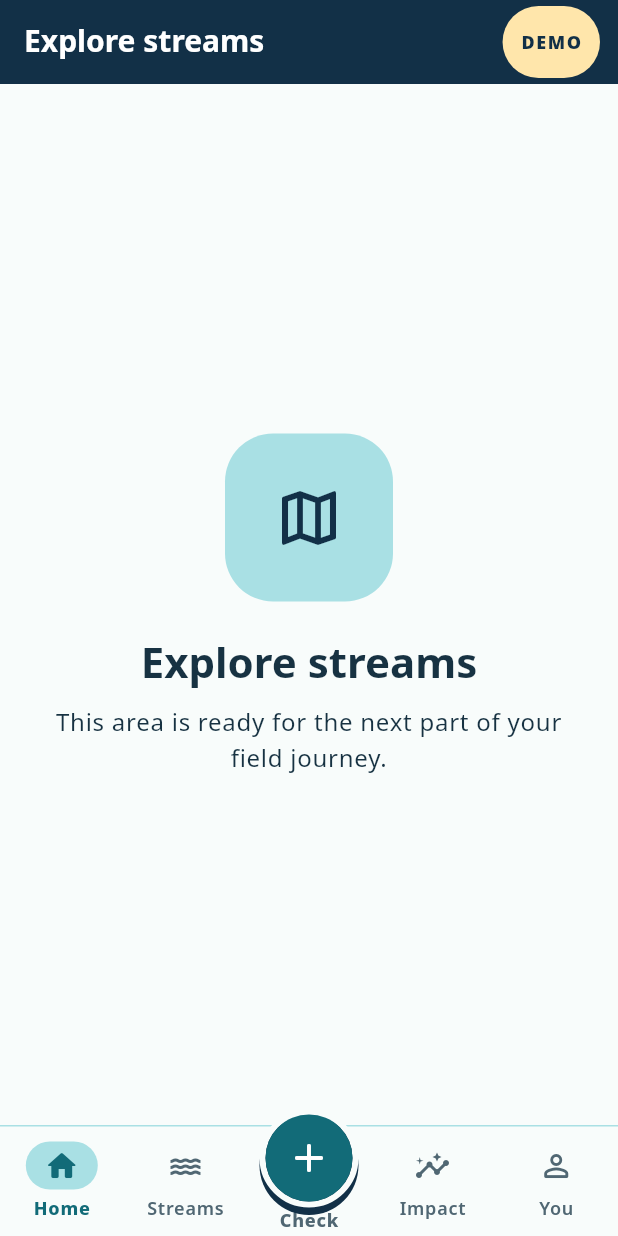
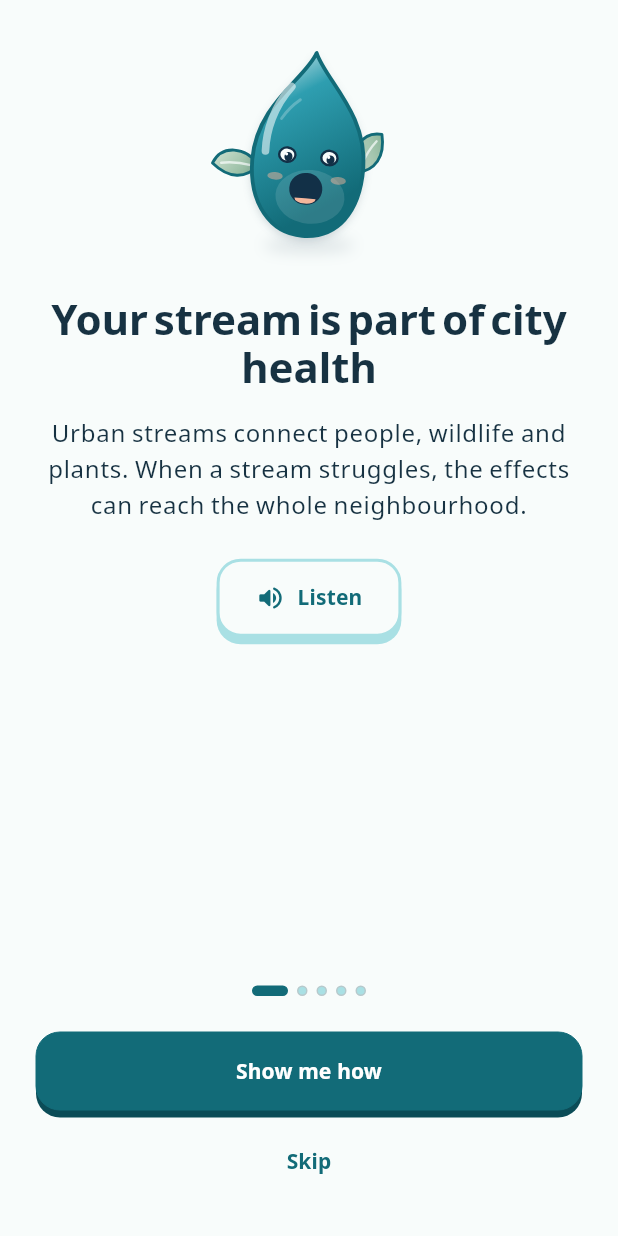
Before and after one commit to MI-TECHDLIN/onehealth-ui, a Flutter app: the screen it shows after launch, on a phone screen of 412 x 824 dp. Run offline on Flutter 3.47's test engine with Material 3 defaults, Android fonts, the light colour scheme and no system bars; our stand-ins replace go_router, google_fonts, just_audio, lottie, shared_preferences; missing offline and left inert: audio_session; generated files the repository leaves out were written again; statements that could not run were skipped.

Commit message:
feat: add five-screen onboarding flow with Ripple narration
Adds the locked onboarding arc (problem, One Health framing, field
check, data journey with a safety reminder, get started) wired through
the router at /onboarding, gated on first launch by a persisted
AppSettingsController flag and replayable from Settings. Get started
hands off to a /sign-in placeholder (oah-auth-data replaces it); Look
around first enters the shell in Demo mode. Copy is grounded in
OneAquaHealth's published One Health mission.

```diff
--- a/lib/app/app_router.dart
+++ b/lib/app/app_router.dart
@@ -5,12 +5,16 @@ import 'package:go_router/go_router.dart';
 import '../core/motion/app_page_transitions.dart';
 import '../core/motion/motion_preferences.dart';
 import '../debug/mascot_gallery_screen.dart';
+import '../features/auth/sign_in_placeholder_screen.dart';
+import '../features/onboarding/onboarding_screen.dart';
 import '../features/settings/settings_screen.dart';
 import '../features/shell/app_shell.dart';
 import '../features/shell/placeholder_screen.dart';
 import '../l10n/generated/app_localizations.dart';
 
 abstract final class AppRoutes {
+  static const String onboarding = '/onboarding';
+  static const String signIn = '/sign-in';
   static const String home = '/home';
   static const String streams = '/streams';
   static const String check = '/check';
@@ -34,6 +38,24 @@ GoRouter createAppRouter({String initialLocation = AppRoutes.home}) => GoRouter(
   ),
   routes: <RouteBase>[
     GoRoute(path: '/', redirect: (_, _) => AppRoutes.home),
+    GoRoute(
+      path: AppRoutes.onboarding,
+      pageBuilder: (context, state) => _page(
+        context: context,
+        state: state,
+        child: OnboardingScreen(
+          isReplay: state.uri.queryParameters['replay'] == 'true',
+        ),
+      ),
+    ),
+    GoRoute(
+      path: AppRoutes.signIn,
+      pageBuilder: (context, state) => _page(
+        context: context,
+        state: state,
+        child: const SignInPlaceholderScreen(),
+      ),
+    ),
     ShellRoute(
       builder: (context, state, child) => AppShell(
         currentPath: state.uri.path,
--- a/lib/core/settings/app_settings_controller.dart
+++ b/lib/core/settings/app_settings_controller.dart
@@ -14,23 +14,55 @@ class AppSettingsController extends ChangeNotifier {
 
   static const String localePreferenceKey = 'settings.locale';
   static const String modePreferenceKey = 'settings.mode';
+  static const String onboardingCompleteKey = 'settings.onboardingComplete';
+  static const String readAloudEnabledKey = 'settings.onboardingReadAloudEnabled';
 
   final AppPreferences _preferences;
 
   Locale _locale = AppLocaleRegistry.english.locale;
   AppMode _mode = AppMode.demo;
+  bool _onboardingComplete = false;
+  bool _readAloudEnabled = true;
 
   Locale get locale => _locale;
   AppMode get mode => _mode;
+
+  /// Whether the five-screen onboarding story has been shown once.
+  bool get onboardingComplete => _onboardingComplete;
+
+  /// The user's remembered on/off preference for onboarding narration.
+  bool get readAloudEnabled => _readAloudEnabled;
 
   Future<void> load() async {
     final values = await Future.wait<String?>(<Future<String?>>[
       _preferences.readString(localePreferenceKey),
       _preferences.readString(modePreferenceKey),
+      _preferences.readString(onboardingCompleteKey),
+      _preferences.readString(readAloudEnabledKey),
     ]);
     _locale = AppLocaleRegistry.fromLanguageCode(values[0]).locale;
     _mode = AppMode.fromStorage(values[1]);
+    _onboardingComplete = values[2] == 'true';
+    _readAloudEnabled = values[3] != 'false';
     notifyListeners();
+  }
+
+  /// Marks onboarding as seen so it is not shown again on launch.
+  Future<void> completeOnboarding() async {
+    if (_onboardingComplete) return;
+    _onboardingComplete = true;
+    notifyListeners();
+    await _preferences.writeString(onboardingCompleteKey, 'true');
+  }
+
+  Future<void> setReadAloudEnabled(bool enabled) async {
+    if (_readAloudEnabled == enabled) return;
+    _readAloudEnabled = enabled;
+    notifyListeners();
+    await _preferences.writeString(
+      readAloudEnabledKey,
+      enabled ? 'true' : 'false',
+    );
   }
 
   Future<void> setLocale(Locale locale) async {
--- /dev/null
+++ b/lib/features/onboarding/onboarding_content.dart
@@ -0,0 +1,97 @@
+import 'package:flutter/foundation.dart';
+
+import '../../core/mascot/ripple_controller.dart';
+import '../../l10n/generated/app_localizations.dart';
+
+/// One of the five onboarding story beats.
+///
+/// [id] names the matching narration asset under
+/// `assets/audio/onboarding/<locale>/<id>.{ogg,json}` -- see
+/// `scripts/narration/README.md` for how those are generated. [gesture] is
+/// the one-shot Ripple action this screen plays once when it becomes active.
+@immutable
+class OnboardingPageData {
+  const OnboardingPageData({
+    required this.id,
+    required this.gesture,
+    required this.headline,
+    required this.body,
+    this.safetyTitle,
+    this.safetyPoints,
+  });
+
+  final String id;
+  final RippleGesture gesture;
+  final String Function(AppLocalizations strings) headline;
+  final String Function(AppLocalizations strings) body;
+
+  /// A calm field-safety reminder shown (and narrated) alongside this
+  /// screen's body text, rendered with `FieldSafetyNotice`. Null for screens
+  /// that don't carry one.
+  final String Function(AppLocalizations strings)? safetyTitle;
+  final List<String Function(AppLocalizations strings)>? safetyPoints;
+}
+
+/// The locked five-screen arc from the approved Ripple Field Guide design
+/// board: problem -> One Health -> field check -> researcher impact ->
+/// start/explore. Copy is grounded in OneAquaHealth's published mission
+/// (urban freshwater ecosystems, One Health, citizen data reaching
+/// researchers, early-warning monitoring) -- see the PR description for the
+/// source links.
+abstract final class OnboardingContent {
+  static const List<OnboardingPageData> pages = <OnboardingPageData>[
+    OnboardingPageData(
+      id: 'problem',
+      gesture: RippleGesture.swimIn,
+      headline: _problemHeadline,
+      body: _problemBody,
+    ),
+    OnboardingPageData(
+      id: 'oneHealth',
+      gesture: RippleGesture.wave,
+      headline: _oneHealthHeadline,
+      body: _oneHealthBody,
+    ),
+    OnboardingPageData(
+      id: 'fieldCheck',
+      gesture: RippleGesture.point,
+      headline: _fieldCheckHeadline,
+      body: _fieldCheckBody,
+    ),
+    OnboardingPageData(
+      id: 'dataJourney',
+      gesture: RippleGesture.nod,
+      headline: _dataJourneyHeadline,
+      body: _dataJourneyBody,
+      safetyTitle: _safetyTitle,
+      safetyPoints: <String Function(AppLocalizations strings)>[
+        _safetyPoint1,
+        _safetyPoint2,
+        _safetyPoint3,
+        _safetyPoint4,
+      ],
+    ),
+    OnboardingPageData(
+      id: 'getStarted',
+      gesture: RippleGesture.jump,
+      headline: _startHeadline,
+      body: _startBody,
+    ),
+  ];
+}
+
+String _problemHeadline(AppLocalizations s) => s.onboardingProblemHeadline;
+String _problemBody(AppLocalizations s) => s.onboardingProblemBody;
+String _oneHealthHeadline(AppLocalizations s) => s.onboardingOneHealthHeadline;
+String _oneHealthBody(AppLocalizations s) => s.onboardingOneHealthBody;
+String _fieldCheckHeadline(AppLocalizations s) => s.onboardingFieldCheckHeadline;
+String _fieldCheckBody(AppLocalizations s) => s.onboardingFieldCheckBody;
+String _dataJourneyHeadline(AppLocalizations s) => s.onboardingDataJourneyHeadline;
+String _dataJourneyBody(AppLocalizations s) => s.onboardingDataJourneyBody;
+String _startHeadline(AppLocalizations s) => s.onboardingStartHeadline;
+String _startBody(AppLocalizations s) => s.onboardingStartBody;
+String _safetyTitle(AppLocalizations s) => s.onboardingSafetyTitle;
+String _safetyPoint1(AppLocalizations s) => s.onboardingSafetyPoint1;
+String _safetyPoint2(AppLocalizations s) => s.onboardingSafetyPoint2;
+String _safetyPoint3(AppLocalizations s) => s.onboardingSafetyPoint3;
+String _safetyPoint4(AppLocalizations s) => s.onboardingSafetyPoint4;
--- /dev/null
+++ b/lib/features/onboarding/onboarding_screen.dart
@@ -0,0 +1,304 @@
+import 'dart:async';
+
+import 'package:flutter/material.dart';
+import 'package:go_router/go_router.dart';
+
+import '../../app/app_router.dart';
+import '../../core/audio/read_aloud_service.dart';
+import '../../core/mascot/aqua_mascot.dart';
+import '../../core/mascot/ripple_controller.dart';
+import '../../core/mode/app_mode.dart';
+import '../../core/motion/motion_preferences.dart';
+import '../../core/settings/app_settings_controller.dart';
+import '../../core/theme/tokens.dart';
+import '../../core/widgets/component_kit.dart';
+import '../../l10n/generated/app_localizations.dart';
+import 'onboarding_content.dart';
+
+/// The five-screen story that explains OneAquaHealth before a citizen
+/// commits to signing in or exploring. See `onboarding_content.dart` for the
+/// locked copy/gesture arc and `scripts/narration/README.md` for how the
+/// read-aloud narration is produced.
+class OnboardingScreen extends StatefulWidget {
+  const OnboardingScreen({super.key, this.isReplay = false});
+
+  /// True when opened from Settings to review the story again. Both final
+  /// actions then just return to Settings instead of re-routing a citizen
+  /// who has already signed in or chosen Demo mode.
+  final bool isReplay;
+
+  @override
+  State<OnboardingScreen> createState() => _OnboardingScreenState();
+}
+
+class _OnboardingScreenState extends State<OnboardingScreen> {
+  static const List<OnboardingPageData> _pages = OnboardingContent.pages;
+
+  final PageController _pageController = PageController();
+  final RippleController _rippleController = RippleController();
+  late final ReadAloudService _readAloud = ReadAloudService(
+    rippleController: _rippleController,
+  );
+
+  int _page = 0;
+  bool _initialized = false;
+
+  @override
+  void didChangeDependencies() {
+    super.didChangeDependencies();
+    if (_initialized) return;
+    _initialized = true;
+    _rippleController.playGesture(_pages.first.gesture);
+    unawaited(_loadNarration(0));
+  }
+
+  @override
+  void dispose() {
+    _pageController.dispose();
+    _readAloud.dispose();
+    _rippleController.dispose();
+    super.dispose();
+  }
+
+  Future<void> _loadNarration(int index) async {
+    final locale = Localizations.localeOf(context);
+    await _readAloud.load(narrationId: _pages[index].id, locale: locale);
+  }
+
+  void _onPageChanged(int index) {
+    setState(() => _page = index);
+    unawaited(_readAloud.stop());
+    unawaited(_loadNarration(index));
+    _rippleController.playGesture(_pages[index].gesture);
+  }
+
+  void _goToPage(int index) {
+    if (MotionPreferences.reduceMotionOf(context)) {
+      _pageController.jumpToPage(index);
+    } else {
+      _pageController.animateToPage(
+        index,
+        duration: AppMotion.page,
+        curve: AppMotion.pageCurve,
+      );
+    }
+  }
+
+  Future<void> _handleGetStarted() async {
+    if (widget.isReplay) {
+      context.pop();
+      return;
+    }
+    await AppSettingsScope.of(context).completeOnboarding();
+    if (!mounted) return;
+    context.go(AppRoutes.signIn);
+  }
+
+  Future<void> _handleLookAround() async {
+    if (widget.isReplay) {
+      context.pop();
+      return;
+    }
+    final settings = AppSettingsScope.of(context);
+    await settings.completeOnboarding();
+    await settings.setMode(AppMode.demo);
+    if (!mounted) return;
+    context.go(AppRoutes.home);
+  }
+
+  @override
+  Widget build(BuildContext context) {
+    final strings = AppLocalizations.of(context);
+    final readAloudEnabled = AppSettingsScope.of(context).readAloudEnabled;
+    final isLast = _page == _pages.length - 1;
+    final mood = isLast ? MascotMood.celebrating : MascotMood.guiding;
+
+    return Scaffold(
+      body: SafeArea(
+        child: Column(
+          children: <Widget>[
+            Padding(
+              padding: const EdgeInsets.only(top: AppSpacing.lg),
+              child: AquaMascot(
+                mood: mood,
+                controller: _rippleController,
+                size: 128,
+              ),
+            ),
+            Expanded(
+              child: Semantics(
+                hint: strings.onboardingPageSemanticHint,
+                child: PageView(
+                  controller: _pageController,
+                  onPageChanged: _onPageChanged,
+                  children: <Widget>[
+                    for (final page in _pages)
+                      _OnboardingPageBody(
+                        data: page,
+                        service: _readAloud,
+                        readAloudEnabled: readAloudEnabled,
+                        strings: strings,
+                      ),
+                  ],
+                ),
+              ),
+            ),
+            Padding(
+              padding: const EdgeInsets.fromLTRB(
+                AppSpacing.page,
+                AppSpacing.md,
+                AppSpacing.page,
+                AppSpacing.page,
+              ),
+              child: Column(
+                children: <Widget>[
+                  OnboardingPager(page: _page, pageCount: _pages.length),
+                  const SizedBox(height: AppSpacing.lg),
+                  if (isLast)
+                    _FinalActions(
+                      strings: strings,
+                      onGetStarted: _handleGetStarted,
+                      onLookAround: _handleLookAround,
+                    )
+                  else
+                    _StoryActions(
+                      strings: strings,
+                      isFirst: _page == 0,
+                      onContinue: () => _goToPage(_page + 1),
+                      onSkip: () => _goToPage(_pages.length - 1),
+                    ),
+                ],
+              ),
+            ),
+          ],
+        ),
+      ),
+    );
+  }
+}
+
+class _OnboardingPageBody extends StatelessWidget {
+  const _OnboardingPageBody({
+    required this.data,
+    required this.service,
+    required this.readAloudEnabled,
+    required this.strings,
+  });
+
+  final OnboardingPageData data;
+  final ReadAloudService service;
+  final bool readAloudEnabled;
+  final AppLocalizations strings;
+
+  @override
+  Widget build(BuildContext context) {
+    final textTheme = Theme.of(context).textTheme;
+    return SingleChildScrollView(
+      padding: const EdgeInsets.symmetric(horizontal: AppSpacing.page),
+      child: Column(
+        crossAxisAlignment: CrossAxisAlignment.stretch,
+        children: <Widget>[
+          const SizedBox(height: AppSpacing.lg),
+          ReadAloudHighlightedText(
+            text: data.headline(strings),
+            service: service,
+            segmentId: 'headline',
+            textAlign: TextAlign.center,
+            style: textTheme.headlineMedium,
+          ),
+          const SizedBox(height: AppSpacing.md),
+          ReadAloudHighlightedText(
+            text: data.body(strings),
+            service: service,
+            segmentId: 'body',
+            textAlign: TextAlign.center,
+            style: textTheme.bodyLarge,
+          ),
+          if (data.safetyTitle != null && data.safetyPoints != null) ...<Widget>[
+            const SizedBox(height: AppSpacing.md),
+            FieldSafetyNotice(
+              title: data.safetyTitle!(strings),
+              points: <String>[
+                for (final point in data.safetyPoints!) point(strings),
+              ],
+            ),
+          ],
+          const SizedBox(height: AppSpacing.lg),
+          Center(
+            child: ReadAloudControl(
+              service: service,
+              enabled: readAloudEnabled,
+            ),
+          ),
+        ],
+      ),
+    );
+  }
+}
+
+class _StoryActions extends StatelessWidget {
+  const _StoryActions({
+    required this.strings,
+    required this.isFirst,
+    required this.onContinue,
+    required this.onSkip,
+  });
+
+  final AppLocalizations strings;
+  final bool isFirst;
+  final VoidCallback onContinue;
+  final VoidCallback onSkip;
+
+  @override
+  Widget build(BuildContext context) {
+    return Column(
+      children: <Widget>[
+        AquaButton(
+          label: isFirst
+              ? strings.onboardingShowMeHowAction
+              : strings.onboardingContinueAction,
+          onPressed: onContinue,
+        ),
+        if (isFirst) ...<Widget>[
+          const SizedBox(height: AppSpacing.xs),
+          AquaButton(
+            label: strings.onboardingSkipAction,
+            variant: AquaButtonVariant.ghost,
+            expand: false,
+            onPressed: onSkip,
+          ),
+        ],
+      ],
+    );
+  }
+}
+
+class _FinalActions extends StatelessWidget {
+  const _FinalActions({
+    required this.strings,
+    required this.onGetStarted,
+    required this.onLookAround,
+  });
+
+  final AppLocalizations strings;
+  final VoidCallback onGetStarted;
+  final VoidCallback onLookAround;
+
+  @override
+  Widget build(BuildContext context) {
+    return Column(
+      children: <Widget>[
+        AquaButton(
+          label: strings.onboardingGetStartedAction,
+          onPressed: onGetStarted,
+        ),
+        const SizedBox(height: AppSpacing.xs),
+        AquaButton(
+          label: strings.onboardingLookAroundAction,
+          variant: AquaButtonVariant.secondary,
+          onPressed: onLookAround,
+        ),
+      ],
+    );
+  }
+}
--- a/lib/l10n/app_en.arb
+++ b/lib/l10n/app_en.arb
@@ -36,5 +36,35 @@
   "switchAction": "Switch mode",
   "chooseLanguage": "Choose language",
   "translationReviewPending": "English copy — translation review pending",
-  "debugMascotGallery": "Review Ripple moods"
+  "debugMascotGallery": "Review Ripple moods",
+  "onboardingProblemHeadline": "Your stream is part of city health",
+  "onboardingProblemBody": "Urban streams connect people, wildlife and plants. When a stream struggles, the effects can reach the whole neighbourhood.",
+  "onboardingOneHealthHeadline": "One stream. Many lives.",
+  "onboardingOneHealthBody": "One Health means ecosystem, animal and human health are connected. Caring for one helps us understand the others.",
+  "onboardingFieldCheckHeadline": "Look, photograph, answer",
+  "onboardingFieldCheckBody": "Ripple helps you capture the stream, its banks and biodiversity, then answer simple picture-based questions. About 8 to 12 minutes.",
+  "onboardingDataJourneyHeadline": "Your data reaches researchers",
+  "onboardingDataJourneyBody": "Standardised observations add local detail to a growing evidence base, helping teams monitor change and investigate early-warning indicators.",
+  "onboardingSafetyTitle": "A quick safety reminder",
+  "onboardingSafetyPoint1": "Stay on the bank. Never enter the water.",
+  "onboardingSafetyPoint2": "Watch for slippery or steep banks.",
+  "onboardingSafetyPoint3": "Children check streams with an adult.",
+  "onboardingSafetyPoint4": "Skip the check in bad weather or high water.",
+  "onboardingStartHeadline": "Ready when you are",
+  "onboardingStartBody": "Check a nearby stream now, or explore the map first. You can review safety tips before every visit.",
+  "onboardingShowMeHowAction": "Show me how",
+  "onboardingContinueAction": "Continue",
+  "onboardingSkipAction": "Skip",
+  "onboardingGetStartedAction": "Get started",
+  "onboardingLookAroundAction": "Look around first",
+  "onboardingPageSemanticHint": "Swipe or use the buttons below to move between onboarding screens.",
+  "onboardingReadAloudListen": "Listen",
+  "onboardingReadAloudPause": "Pause narration",
+  "onboardingReadAloudReplay": "Replay",
+  "onboardingReadAloudPlayingStatus": "Ripple is reading",
+  "onboardingSettingsReplay": "Replay onboarding",
+  "onboardingSettingsReadAloudToggle": "Read-aloud narration",
+  "onboardingSettingsReadAloudToggleDescription": "Hear Ripple read onboarding screens aloud",
+  "onboardingSignInPlaceholderTitle": "Sign in",
+  "onboardingSignInPlaceholderBody": "Sign-in is coming soon. This screen will let you contribute real observations to OneAquaHealth."
 }
--- a/lib/main.dart
+++ b/lib/main.dart
@@ -35,7 +35,11 @@ class OneHealthApp extends StatefulWidget {
 class _OneHealthAppState extends State<OneHealthApp> {
   late final AppSettingsController _settings =
       widget.settings ?? AppSettingsController.memory();
-  late final _router = createAppRouter();
+  late final _router = createAppRouter(
+    initialLocation: _settings.onboardingComplete
+        ? AppRoutes.home
+        : AppRoutes.onboarding,
+  );
   late final RepositoryBundle _demoRepositories = RepositoryBundle.demo();
 
   bool get _ownsSettings => widget.settings == null;
```
Also changed, not shown: lib/features/auth/sign_in_placeholder_screen.dart (added, +38 -0 lines), lib/features/settings/settings_screen.dart (+22 -0 lines), 3 other files.
